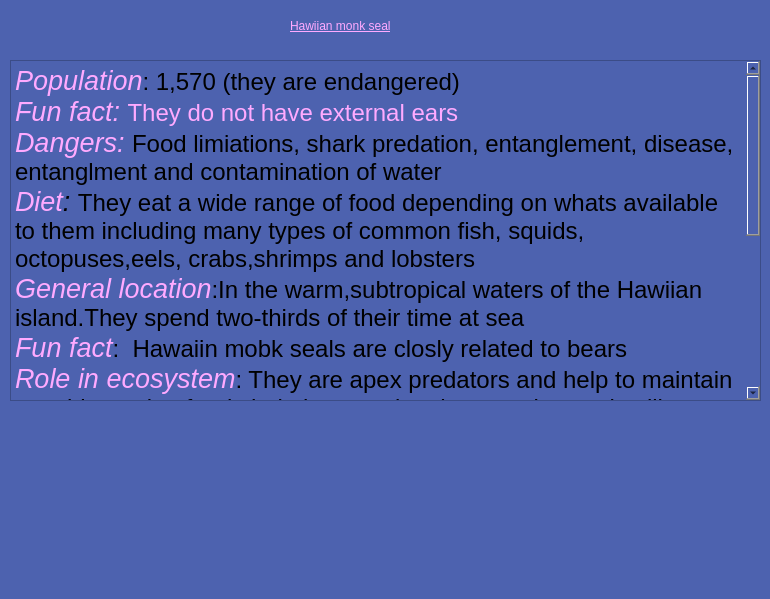
This is Hawiian monk seal.ui in Jazmine77/NEA-project as Qt 5 draws it before an edit. The edited form follows.
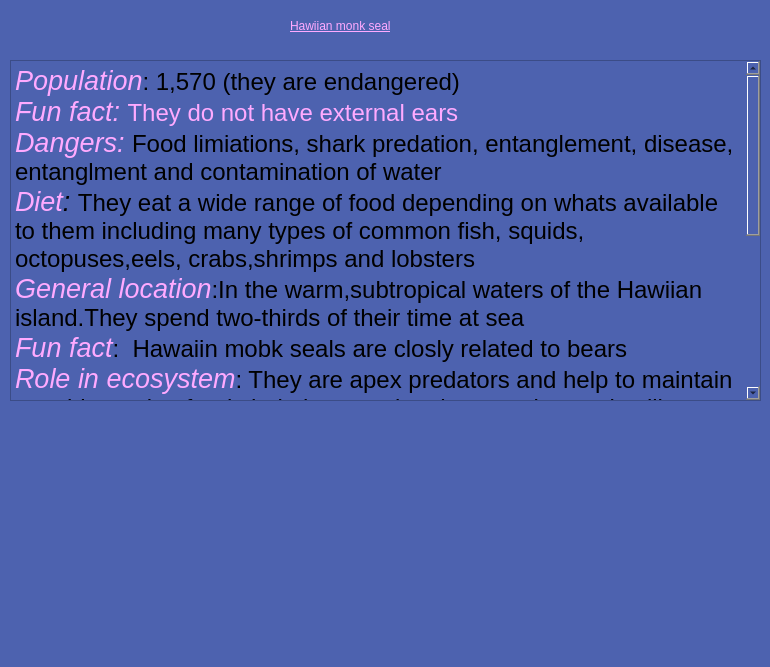
This is the edited form. Icons and pictures are not drawn.

Diff of the .ui file:
```diff
--- a/Hawiian monk seal.ui
+++ b/Hawiian monk seal.ui
@@ -7,7 +7,7 @@
     <x>0</x>
     <y>0</y>
     <width>770</width>
-    <height>599</height>
+    <height>667</height>
    </rect>
   </property>
   <property name="windowTitle">
```
Left out of the diff: 6 changed lines with no effect on the pictures.
